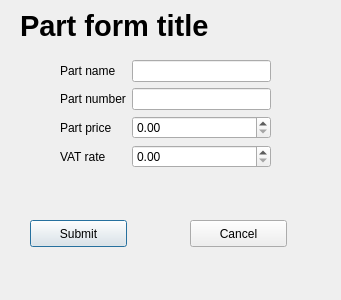
This is dialogs/part/PartForm.ui in supermaximo93/Computing_Project as Qt 5 draws it before an edit. The edited form follows.
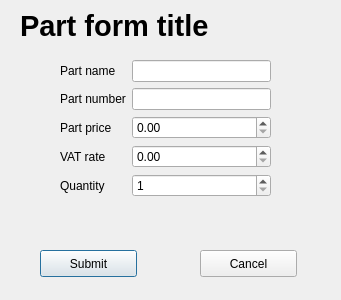
This is the edited form.

Commit message: Added description field to Job and quantity field to Part

Diff of the .ui file:
```diff
--- a/dialogs/part/PartForm.ui
+++ b/dialogs/part/PartForm.ui
@@ -39,7 +39,7 @@
      <x>60</x>
      <y>60</y>
      <width>211</width>
-     <height>128</height>
+     <height>161</height>
     </rect>
    </property>
    <layout class="QFormLayout" name="formLayout">
@@ -87,13 +87,30 @@
     <item row="3" column="1">
      <widget class="QDoubleSpinBox" name="doubleSpinBox_vatRate"/>
     </item>
+    <item row="4" column="0">
+     <widget class="QLabel" name="label_quantity">
+      <property name="text">
+       <string>Quantity</string>
+      </property>
+     </widget>
+    </item>
+    <item row="4" column="1">
+     <widget class="QSpinBox" name="spinBox_quantity">
+      <property name="minimum">
+       <number>1</number>
+      </property>
+      <property name="maximum">
+       <number>1000000000</number>
+      </property>
+     </widget>
+    </item>
    </layout>
   </widget>
   <widget class="QPushButton" name="pushButton_submit">
    <property name="geometry">
     <rect>
-     <x>30</x>
-     <y>220</y>
+     <x>40</x>
+     <y>250</y>
      <width>97</width>
      <height>27</height>
     </rect>
@@ -105,8 +122,8 @@
   <widget class="QPushButton" name="pushButton_cancel">
    <property name="geometry">
     <rect>
-     <x>190</x>
-     <y>220</y>
+     <x>200</x>
+     <y>250</y>
      <width>97</width>
      <height>27</height>
     </rect>
```
The commit also changes 17 other files.
